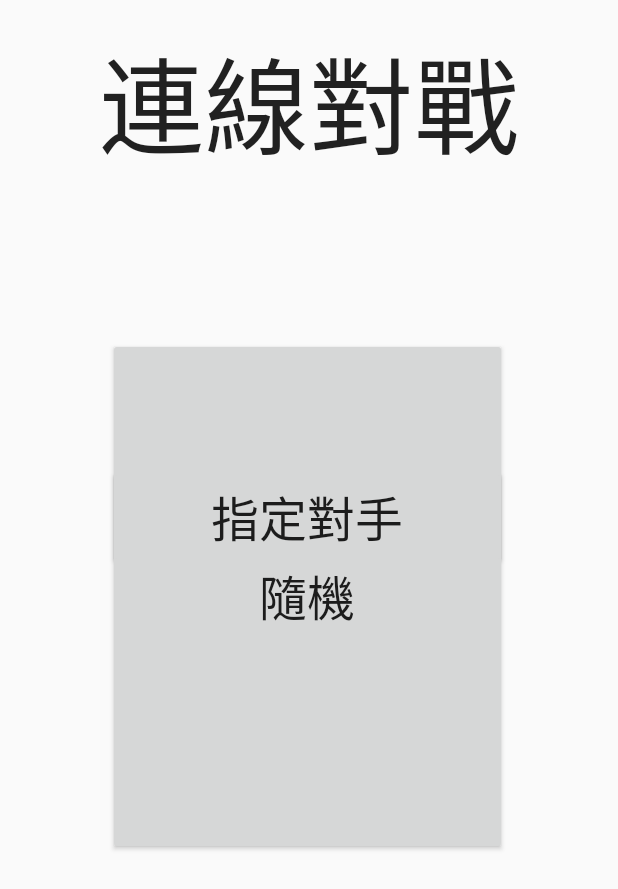
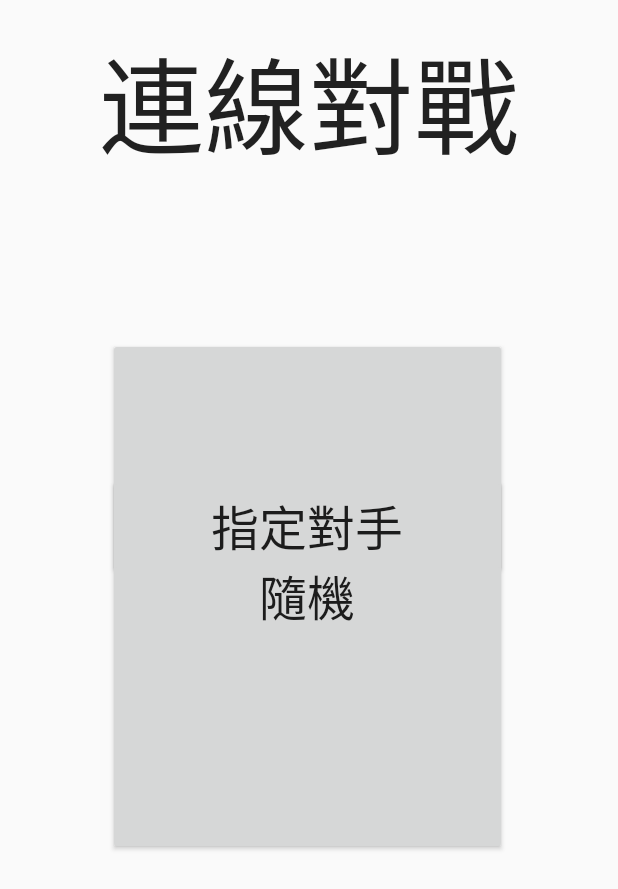
Before and after one commit to TzWenChen/know, an Android app: the layout multi_home.xml on its own in the app's theme, with its tools: preview values and no code run, on a phone screen of 412 x 824 dp. Shown: the top 889 px of the screen. Run offline under Robolectric (Android 15) with nearby library versions, the phone set to English and light mode, and no system bars.

Commit message:
Edit btn ID in multi_home.xml

```diff
--- a/app/src/main/res/layout/multi_home.xml
+++ b/app/src/main/res/layout/multi_home.xml
@@ -27,7 +27,7 @@
         android:layout_width="wrap_content"
         android:layout_height="wrap_content"
         android:text="隨機"
-        android:id="@+id/btn_single"
+        android:id="@+id/btn_random"
         android:layout_below="@+id/multi_main_title"
         android:layout_marginTop="105dp"
         android:layout_alignParentBottom="true"
@@ -47,12 +47,10 @@
         android:layout_height="wrap_content"
         android:text="指定對手"
         android:id="@+id/btn_choose_rival"
-        android:layout_marginTop="85dp"
+        android:layout_marginTop="91dp"
         android:textSize="32dp"
-        android:layout_alignTop="@+id/btn_single"
-        android:layout_alignRight="@+id/btn_single"
-        android:layout_alignEnd="@+id/btn_single"
-        android:layout_alignLeft="@+id/btn_single"
-        android:layout_alignStart="@+id/btn_single" />
+        android:layout_alignTop="@+id/btn_random"
+        android:layout_alignEnd="@+id/btn_random"
+        android:layout_alignStart="@+id/btn_random" />
 
 </RelativeLayout>
```
